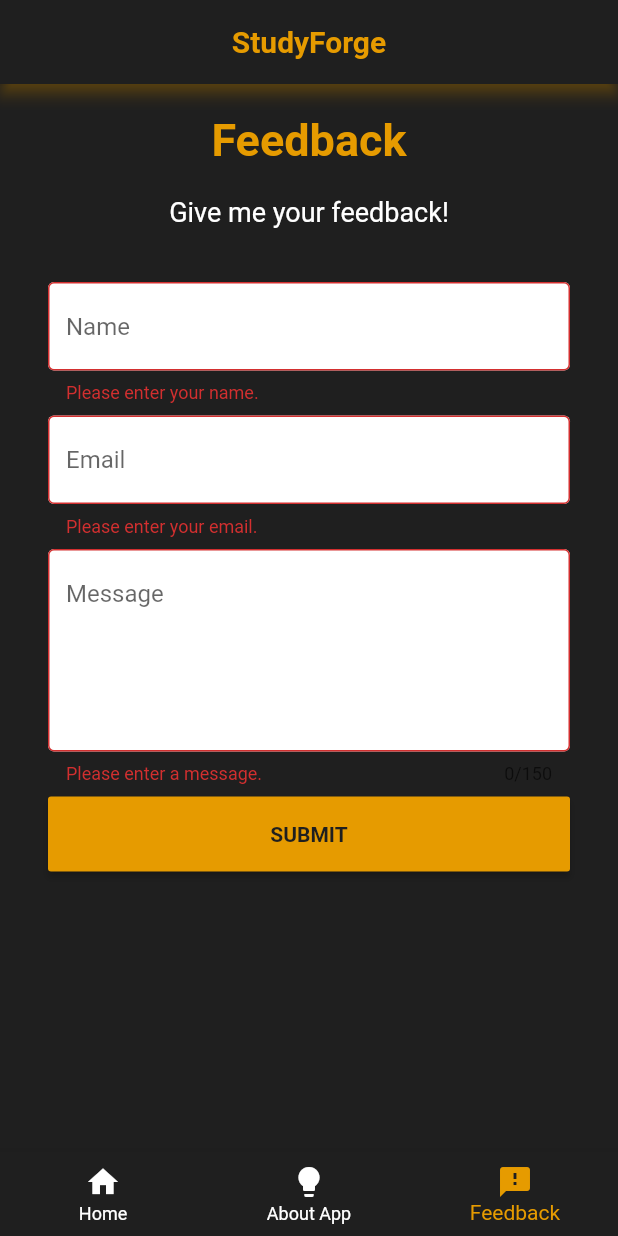
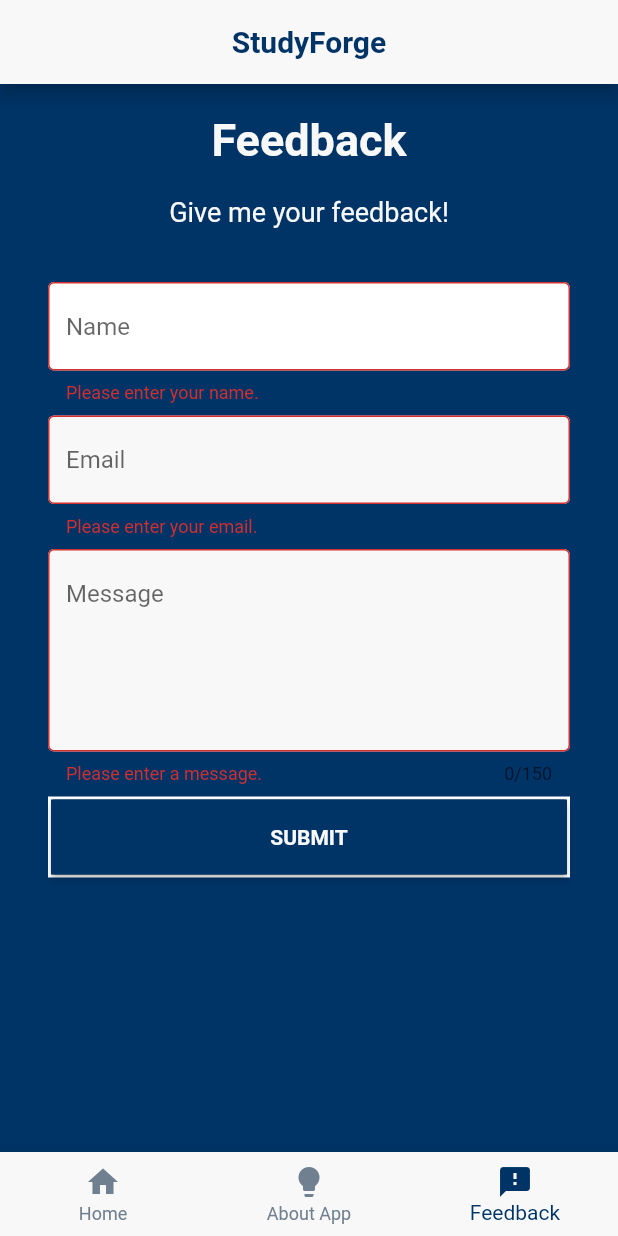
Before and after one commit to fritzlamparas/StudyForge, a Flutter app: the screen it shows after launch, item 3 of the bottom bar chosen, after a tap on "SUBMIT", on a phone screen of 412 x 824 dp. Run offline on Flutter 3.47's test engine with Material 2 defaults, Android fonts, the phone set to English and light mode, and no system bars; our stand-ins replace cloud_firestore, firebase_core, flutter_native_splash; accounts and stored records are empty; Roboto replaces fonts that are missing (RobotoBold, RobotoMedium).

Commit message:
Color Palette Update

```diff
--- a/lib/nav_pages/feedBack.dart
+++ b/lib/nav_pages/feedBack.dart
@@ -46,15 +46,15 @@ class _FeedbackPageState extends State<FeedbackPage> {
           title: const Text(
             "StudyForge",
             style: TextStyle(
-                color: Color.fromRGBO(230, 155, 0, 1.0),
+                color: Color.fromRGBO(0, 51, 102, 1.0),
                 fontWeight: FontWeight.bold),
           ),
-          backgroundColor: const Color.fromRGBO(31, 31, 31, 1.0),
-          shadowColor: const Color.fromRGBO(230, 155, 0, 1.0),
+          backgroundColor: const Color.fromRGBO(248, 248, 248, 1.0),
+          shadowColor: const Color.fromRGBO(0, 51, 102, 1.0),
         ),
 
         //body of the application
-        backgroundColor: const Color.fromRGBO(31, 31, 31, 1.0),
+        backgroundColor: const Color.fromRGBO(0, 51, 102, 1.0),
         body: SingleChildScrollView(
           child: Column(
             crossAxisAlignment: CrossAxisAlignment.center,
@@ -68,7 +68,7 @@ class _FeedbackPageState extends State<FeedbackPage> {
                     fontSize: 30.0,
                     fontFamily: 'RobotoBold',
                     fontWeight: FontWeight.bold,
-                    color: Color.fromRGBO(230, 155, 0, 1.0)),
+                    color: Color.fromRGBO(248, 248, 248, 1.0)),
               ),
               const SizedBox(
                 height: 20,
@@ -78,7 +78,7 @@ class _FeedbackPageState extends State<FeedbackPage> {
                 style: TextStyle(
                   fontSize: 18.0,
                   fontFamily: 'RobotoMedium',
-                  color: Colors.white,
+                  color: Color.fromRGBO(248, 248, 248, 1.0),
                 ),
               ),
               const SizedBox(
@@ -115,7 +115,7 @@ class _FeedbackPageState extends State<FeedbackPage> {
                         controller: emailOfuser,
                         decoration: const InputDecoration(
                           filled: true,
-                          fillColor: Colors.white,
+                          fillColor: Color.fromRGBO(248, 248, 248, 1.0),
                           hintText: "Email",
                           border: OutlineInputBorder(),
                         ),
@@ -142,7 +142,7 @@ class _FeedbackPageState extends State<FeedbackPage> {
                         maxLines: 5,
                         decoration: const InputDecoration(
                           filled: true,
-                          fillColor: Colors.white,
+                          fillColor: Color.fromRGBO(248, 248, 248, 1.0),
                           hintText: "Message",
                           border: OutlineInputBorder(),
                         ),
@@ -157,10 +157,16 @@ class _FeedbackPageState extends State<FeedbackPage> {
                         },
                       ),
                       const SizedBox(height: 8.0),
-                      MaterialButton(
+                      Container(
+                        decoration: BoxDecoration(
+                          border: Border.all(
+                              color: Colors.white,
+                              width: 2), // Border color and width
+                        ),
+                        child: MaterialButton(
                           height: 50.0,
                           minWidth: double.infinity,
-                        color: const Color.fromRGBO(230, 155, 0, 1.0),
+                          color: const Color.fromRGBO(0, 51, 102, 1.0),
                           onPressed: () {
                             if (_formKey.currentState!.validate()) {
                               showDialog(
@@ -190,10 +196,11 @@ class _FeedbackPageState extends State<FeedbackPage> {
                             style: TextStyle(
                               fontFamily: 'RobotoBold',
                               fontWeight: FontWeight.bold,
-                            color: Color.fromRGBO(31, 31, 31, 1.0),
+                              color: Color.fromRGBO(248, 248, 248, 1.0),
                             ),
                           ),
                         ),
+                      )
                     ],
                   ),
                 ),
--- a/lib/nav_pages/home.dart
+++ b/lib/nav_pages/home.dart
@@ -27,12 +27,30 @@ class CustomSearchDelegate extends SearchDelegate {
   @override
   ThemeData appBarTheme(BuildContext context) {
     return ThemeData(
-      brightness: Brightness.dark, // Change background color to black
-      primaryColor: const Color.fromRGBO(
-          31, 31, 31, 1.0), // Change background color to black
+      brightness: Brightness.light, // Change background color to black
+      primaryColor: const Color.fromRGBO(0, 51, 102, 1.0),
+      appBarTheme: const AppBarTheme(
+          backgroundColor: Color.fromRGBO(248, 248, 248, 1.0)),
+
       textTheme: const TextTheme(
         titleLarge: TextStyle(
-          color: Color.fromRGBO(230, 155, 0, 1.0), // Change text color to white
+          color: Color.fromRGBO(0, 51, 102, 1.0), // Change text color to white
+        ),
+      ),
+      inputDecorationTheme: const InputDecorationTheme(
+        filled: true,
+        fillColor: Color.fromRGBO(
+            248, 248, 248, 1.0), // Green color for the search field background
+        hintStyle: TextStyle(
+            color: Color.fromRGBO(0, 51, 102, 1.0)), // Color for the hint text
+        border: OutlineInputBorder(
+          borderSide: BorderSide.none,
+        ),
+        focusedBorder: OutlineInputBorder(
+          borderSide: BorderSide.none,
+        ),
+        enabledBorder: OutlineInputBorder(
+          borderSide: BorderSide.none,
         ),
       ),
     );
@@ -47,7 +65,7 @@ class CustomSearchDelegate extends SearchDelegate {
         },
         icon: const Icon(
           Icons.clear,
-          color: Color.fromRGBO(230, 155, 0, 1.0),
+          color: Color.fromRGBO(0, 51, 102, 1.0),
         ),
       ),
     ];
@@ -61,7 +79,7 @@ class CustomSearchDelegate extends SearchDelegate {
       },
       icon: const Icon(
         Icons.arrow_back,
-        color: Color.fromRGBO(230, 155, 0, 1.0),
+        color: Color.fromRGBO(0, 51, 102, 1.0),
       ),
     );
   }
@@ -83,7 +101,7 @@ class CustomSearchDelegate extends SearchDelegate {
             result,
             style: const TextStyle(
                 fontFamily: 'RobotoMedium',
-                color: Color.fromRGBO(230, 155, 0, 1.0)),
+                color: Color.fromRGBO(0, 51, 102, 1.0)),
           ),
           onTap: () {
             Navigator.of(context).push(MaterialPageRoute(
@@ -111,7 +129,7 @@ class CustomSearchDelegate extends SearchDelegate {
             result,
             style: const TextStyle(
                 fontFamily: 'RobotoMedium',
-                color: Color.fromRGBO(230, 155, 0, 1.0)),
+                color: Color.fromRGBO(0, 51, 102, 1.0)),
           ),
           onTap: () {
             Navigator.of(context).push(MaterialPageRoute(
@@ -152,95 +170,71 @@ class _HomePageState extends State<homePage> {
         title: const Text(
           "StudyForge",
           style: TextStyle(
-              color: Color.fromRGBO(230, 155, 0, 1.0),
+              color: Color.fromRGBO(0, 51, 102, 1.0),
               fontWeight: FontWeight.bold),
         ),
-        backgroundColor: const Color.fromRGBO(31, 31, 31, 1.0),
-        shadowColor: const Color.fromRGBO(230, 155, 0, 1.0),
+        backgroundColor: const Color.fromRGBO(248, 248, 248, 1.0),
+        shadowColor: const Color.fromRGBO(0, 51, 102, 1.0),
         actions: [
           IconButton(
             onPressed: () {
-              // method to show the search bar
-              showSearch(
-                  context: context,
-                  // delegate to customize the search bar
-                  delegate: CustomSearchDelegate());
+              showSearch(context: context, delegate: CustomSearchDelegate());
             },
             icon: const Icon(Icons.search,
-                color: Color.fromRGBO(230, 155, 0, 1.0)),
+                color: Color.fromRGBO(0, 51, 102, 1.0)),
           )
         ],
       ),
-      backgroundColor: const Color.fromRGBO(31, 31, 31, 1.0),
-      body: SingleChildScrollView(
+      backgroundColor: const Color.fromRGBO(0, 51, 102, 1.0),
+      body: CustomScrollView(
+        slivers: <Widget>[
+          SliverPadding(
+            padding: const EdgeInsets.all(20),
+            sliver: SliverToBoxAdapter(
               child: Column(
                 crossAxisAlignment: CrossAxisAlignment.start,
                 children: <Widget>[
-            const SizedBox(
-              height: 10,
-            ),
-            Container(
-              padding: const EdgeInsets.fromLTRB(20, 20, 20, 10),
-              child: const Text(
+                  Text(
                     'Pick a topic!',
                     style: TextStyle(
-                    fontSize: 35,
+                        fontSize: MediaQuery.of(context).size.width * 0.1,
                         fontFamily: 'RobotoBold',
-                    color: Color.fromRGBO(230, 155, 0, 1.0)),
+                        color: const Color.fromRGBO(248, 248, 248, 1.0)),
                     textAlign: TextAlign.left,
                   ),
-            ),
-            Container(
-              padding: const EdgeInsets.fromLTRB(20, 0, 20, 10),
-              child: const Text(
+                  const SizedBox(height: 10),
+                  Text(
                     'Test your knowledge among the available resources!',
                     style: TextStyle(
-                      fontSize: 18,
+                        fontSize: MediaQuery.of(context).size.width * 0.05,
                         fontFamily: 'RobotoMedium',
-                      color: Colors.white),
-                  textAlign: TextAlign.left),
-            ),
-            const SizedBox(
-              height: 10,
-            ),
-            Container(
-              height: 950,
-              color: const Color.fromRGBO(230, 155, 0, 1.0),
-              child: Column(
-                children: <Widget>[
-                  Container(
-                    padding: const EdgeInsets.fromLTRB(20, 10, 20, 0),
-                    margin: const EdgeInsets.symmetric(horizontal: 0),
-                    child: const Row(
-                      crossAxisAlignment: CrossAxisAlignment.start,
-                      children: <Widget>[
-                        Expanded(
-                          child: Text('List of Topics',
-                              style: TextStyle(
-                                  fontSize: 30,
-                                  fontFamily: 'RobotoBold',
-                                  color: Color.fromRGBO(31, 31, 31, 1.0)),
-                              textAlign: TextAlign.center),
+                        color: const Color.fromRGBO(248, 248, 248, 1.0)),
+                    textAlign: TextAlign.left,
                   ),
                 ],
               ),
             ),
-                  GridView.count(
-                      physics: const ScrollPhysics(),
-                      shrinkWrap: true,
+          ),
+          SliverPadding(
             padding: const EdgeInsets.all(8.0),
+            sliver: SliverGrid(
+              delegate: SliverChildBuilderDelegate(
+                (context, index) {
+                  return getPlantList()[index];
+                },
+                childCount: plants.length,
+              ),
+              gridDelegate: SliverGridDelegateWithFixedCrossAxisCount(
+                crossAxisCount: 2,
                 crossAxisSpacing: 20,
                 mainAxisSpacing: 20,
-                      childAspectRatio:
-                          MediaQuery.of(context).size.height / 950,
-                      crossAxisCount: 2,
-                      children: getPlantList()),
-                ],
+                childAspectRatio: (MediaQuery.of(context).size.width / 2) /
+                    (MediaQuery.of(context).size.height / 3),
+              ),
             ),
           ),
         ],
       ),
-      ),
     );
   }
 }
--- a/lib/nav_pages/mainPage.dart
+++ b/lib/nav_pages/mainPage.dart
@@ -26,11 +26,11 @@ class _mainPageState extends State<mainPage> {
       body: pages[currentIndex],
       bottomNavigationBar: BottomNavigationBar(
         type: BottomNavigationBarType.fixed, // Fixed
-        backgroundColor: const Color.fromRGBO(31, 31, 31, 1.0),
+        backgroundColor: const Color.fromRGBO(248, 248, 248, 1.0),
         onTap: onTap,
         currentIndex: currentIndex,
-        selectedItemColor: const Color.fromRGBO(230, 155, 0, 1.0),
-        unselectedItemColor: Colors.white,
+        selectedItemColor: const Color.fromRGBO(0, 51, 102, 1.0),
+        unselectedItemColor: const Color.fromRGBO(112, 128, 144, 1.0),
         showUnselectedLabels: true,
         items: const [
           BottomNavigationBarItem(
--- a/lib/widgets/card.dart
+++ b/lib/widgets/card.dart
@@ -15,7 +15,7 @@ class ListViewCard extends StatelessWidget {
   @override
   Widget build(BuildContext context) {
     return Card(
-      color: const Color.fromRGBO(230, 155, 0, 1.0),
+      color: const Color.fromRGBO(248, 248, 248, 1.0),
       elevation: 15,
       margin: const EdgeInsets.all(8),
       semanticContainer: true,
@@ -52,7 +52,8 @@ class ListViewCard extends StatelessWidget {
                     style: const TextStyle(
                         fontSize: 15,
                         fontFamily: 'RobotoMedium',
-                        color: Color.fromRGBO(230, 155, 0, 1.0)), // textstyle
+                        color:
+                            const Color.fromRGBO(0, 51, 102, 1.0)), // textstyle
                   ),
                 ),
               ),
--- a/pubspec.yaml
+++ b/pubspec.yaml
@@ -88,7 +88,6 @@ flutter:
   - assets/images/Fritz_pic.jpg
 
   - assets/images/logo.png
-  - assets/labels.txt
   - assets/Images_of_Plant/0.png
   - assets/Images_of_Plant/1.png
   - assets/Images_of_Plant/2.png
```
Also changed, not shown: assets/labels.txt (deleted, +0 -24 lines), lib/models/quiz_display.dart (+27 -5 lines), lib/nav_pages/aboutUs.dart (+9 -9 lines), lib/widgets/quiz.dart (+31 -25 lines), assets/Images_of_Plant/0.png, assets/Images_of_Plant/1.png, assets/Images_of_Plant/2.png, assets/Images_of_Plant/3.png, assets/Images_of_Plant/4.png, assets/Images_of_Plant/5.png, assets/Images_of_Plant/6.png, assets/Images_of_Plant/7.png, 1 other file. Lines whose indentation alone changed are shown as unchanged.
